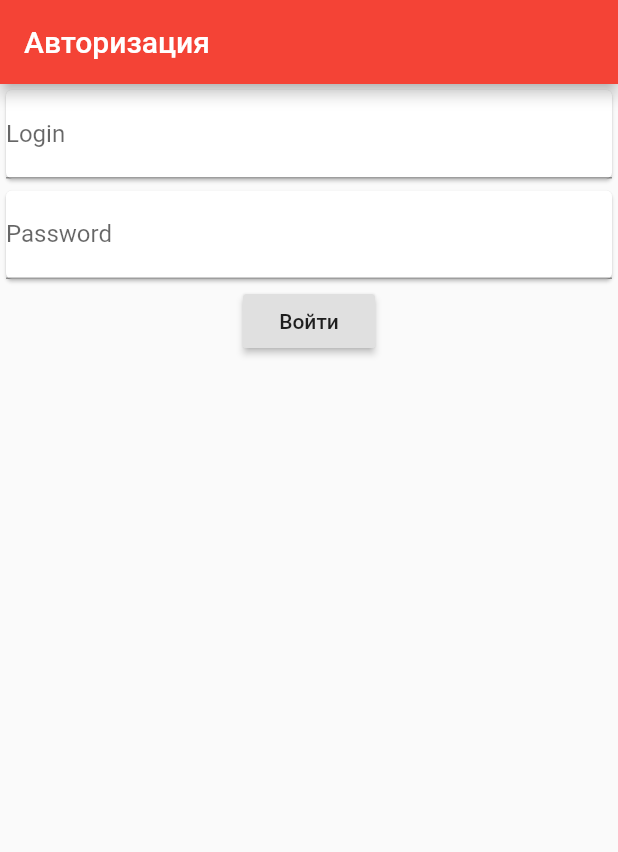
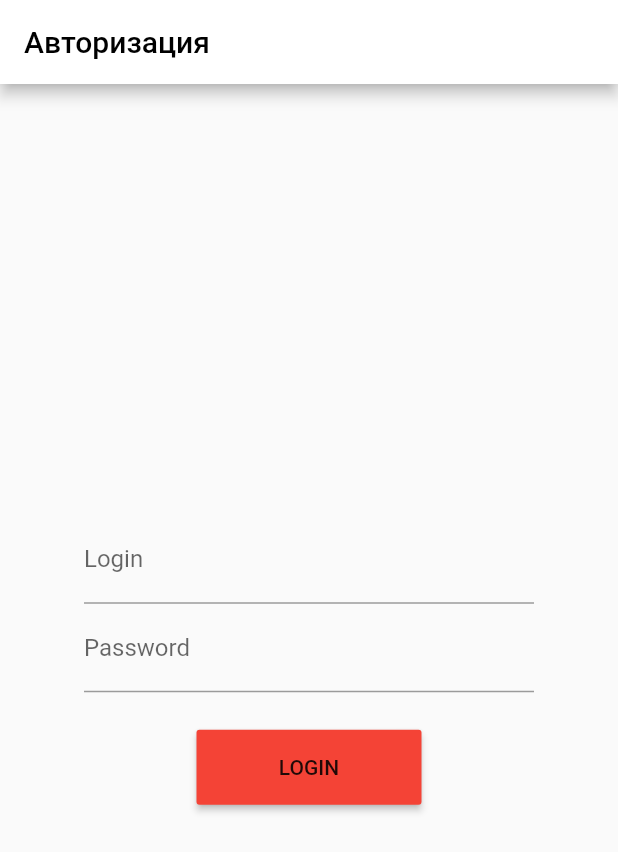
Before and after one commit to idogga/xmpp-client, a Flutter app: the screen it shows after launch, on a phone screen of 412 x 824 dp. Shown: the top 852 px of the screen. Run offline on Flutter 3.47's test engine with Material 2 defaults, Android fonts, the phone set to English and light mode, and no system bars; our stand-ins replace shared_preferences, toast; missing offline and left inert: xmpp_stone.

Commit message:
добавил иконку, оформил авторизацию

```diff
--- a/tap_chat/lib/Authorization/Auth.dart
+++ b/tap_chat/lib/Authorization/Auth.dart
@@ -54,21 +54,26 @@ class Auth extends State<LoginIn> {
 
     return Scaffold(
       appBar: AppBar(
+        backgroundColor: Colors.white,
         title: Text(
           'Авторизация',
+          style: TextStyle(color: Colors.black),
         ),
       ),
-      body: Container(
+      body: Center(
         child: Column(
-          children: [
-            Card(
+          mainAxisAlignment: MainAxisAlignment.center,
+          children: <Widget>[
+            new Container(
+              width: 300,
               child: TextField(
                 onChanged: changeLogin,
                 autocorrect: true,
                 decoration: InputDecoration(labelText: 'Login'),
               ),
             ),
-            Card(
+            new Container(
+              width: 300,
               child: TextField(
                 onChanged: changePass,
                 obscureText: true,
@@ -76,9 +81,17 @@ class Auth extends State<LoginIn> {
                 decoration: InputDecoration(labelText: 'Password'),
               ),
             ),
-            RaisedButton(
-              child: Text('Войти'),
-              onPressed: () => {checkUser()},
+            new Padding(
+              padding: new EdgeInsets.only(top: 25.0),
+              child: new MaterialButton(
+                color: Theme.of(context).accentColor,
+                height: 50.0,
+                minWidth: 150.0,
+                child: new Text(
+                  "LOGIN",
+                ),
+                onPressed: () => {checkUser()},
+              ),
             )
           ],
         ),
```
Also changed, not shown: tap_chat/lib/Authorization/AlertForLogin.dart (+18 -0 lines), tap_chat/lib/Authorization/ExampleConnectionStateChangedListener.dart (+10 -0 lines), 1 other file.
